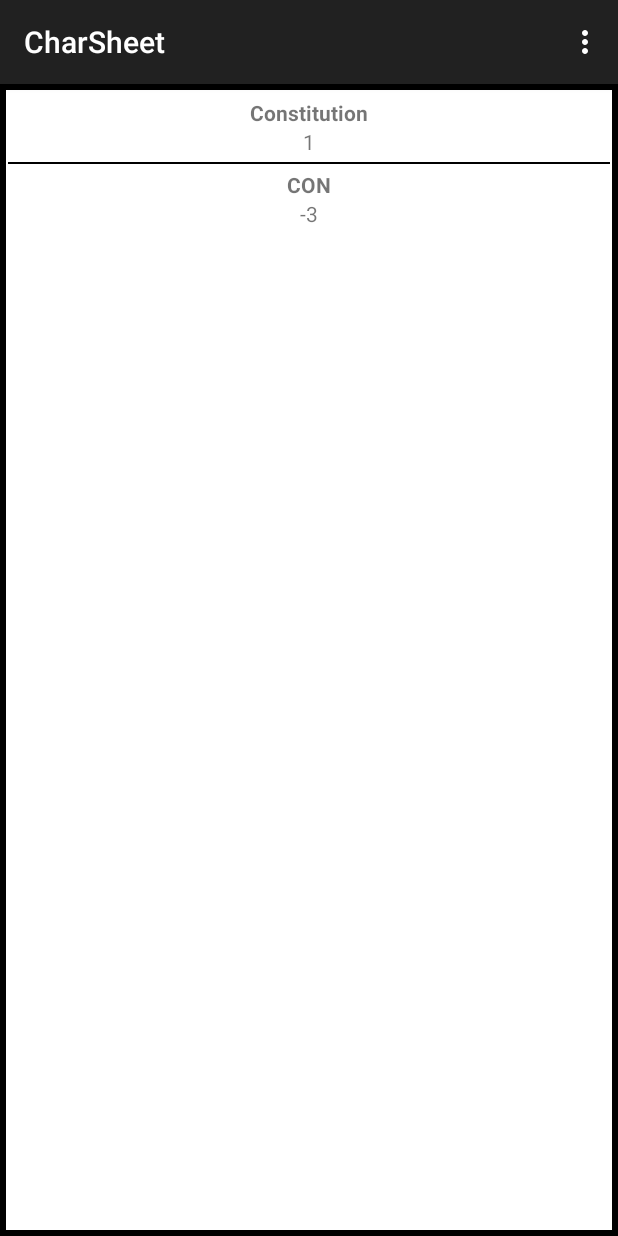
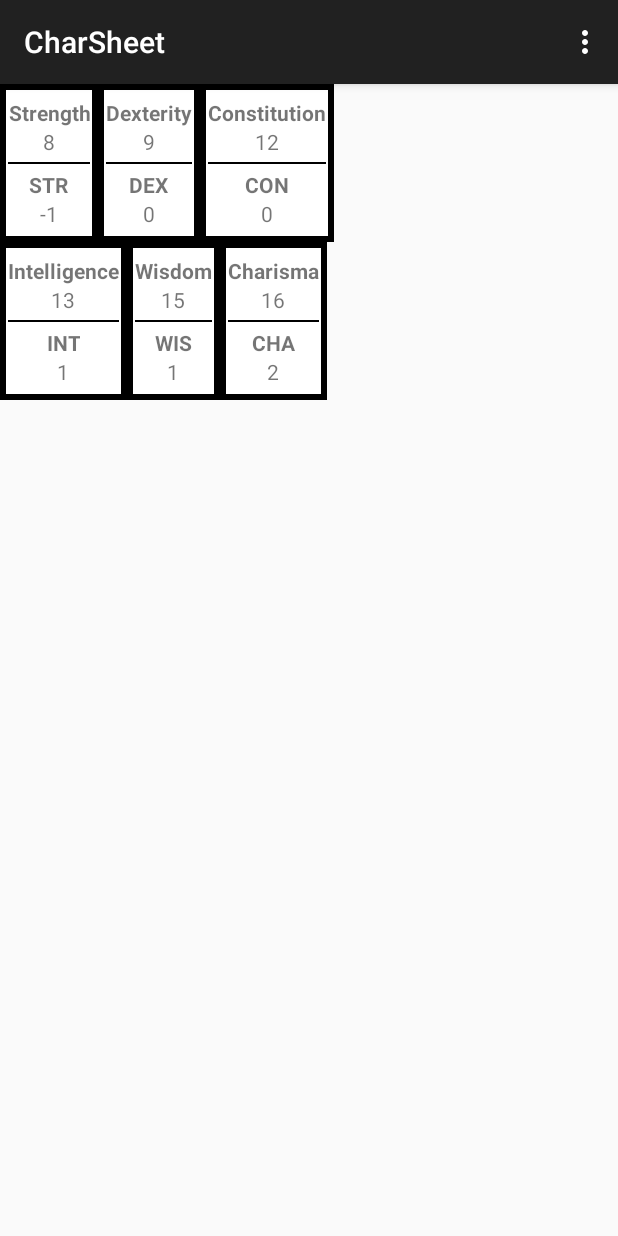
Before and after one commit to aniketschneider/dw-charsheet, an Android app: the screen it shows after launch (MainActivity), on a phone screen of 412 x 824 dp. Run offline under Robolectric (Android 15) with nearby library versions, the phone set to English and light mode, and no system bars.

Commit message:
Refactor ability score into compound view

```diff
--- a/app/src/main/java/personal/aschneider/charsheet/AbilityScoreFragment.java
+++ /dev/null
@@ -1,90 +0,0 @@
-package personal.aschneider.charsheet;
-
-import android.app.Activity;
-import android.content.Intent;
-import android.os.Bundle;
-import android.support.v4.app.Fragment;
-import android.support.v4.app.FragmentManager;
-import android.view.LayoutInflater;
-import android.view.View;
-import android.view.View.OnLongClickListener;
-import android.view.ViewGroup;
-import android.widget.TextView;
-
-public class AbilityScoreFragment extends Fragment {
-	public static final String EXTRA_ABILITY_NAME = "personal.aschneider.charsheet.AbilityScoreFragment.abilityName";
-	private static final int REQUEST_SCORE = 1;
-	private static final String SCORE_DIALOG_TAG = "score_dialog";
-	private AbilityScore abilityScore;
-	private TextView abilityNameView;
-	private TextView abilityScoreView;
-	private TextView abilityModNameView;
-	private TextView abilityModView;
-
-	public static AbilityScoreFragment newInstance(String abilityName) {
-		Bundle args = new Bundle();
-		args.putString(EXTRA_ABILITY_NAME, abilityName);
-
-		AbilityScoreFragment fragment = new AbilityScoreFragment();
-		fragment.setArguments(args);
-
-		return fragment;
-	}
-
-	@Override
-	public void onCreate(Bundle savedInstanceState) {
-		super.onCreate(savedInstanceState);
-
-		Bundle args = getArguments();
-		abilityScore = new AbilityScore(args.getString(EXTRA_ABILITY_NAME), 0); // TODO: initialize score sensibly
-	}
-
-	@Override
-	public View onCreateView(LayoutInflater inflater,
-			ViewGroup container, Bundle savedInstanceState) {
-		View v = inflater.inflate(R.layout.fragment_ability_score, null);
-
-
-		abilityNameView = (TextView) v.findViewById(R.id.abilityNameView);
-		abilityScoreView = (TextView) v.findViewById(R.id.abilityScoreView);
-		abilityModNameView = (TextView) v.findViewById(R.id.abilityModNameView);
-		abilityModView = (TextView) v.findViewById(R.id.abilityModView);
-
-		updateViews();
-
-		v.setOnLongClickListener(new OnLongClickListener() {
-			@Override
-			public boolean onLongClick(View v) {
-				AbilityScorePickerFragment fragment = AbilityScorePickerFragment.newInstance(abilityScore.getLongName(), abilityScore.getValue());
-				FragmentManager fm = getActivity().getSupportFragmentManager();
-
-				fragment.setTargetFragment(AbilityScoreFragment.this, REQUEST_SCORE);
-				fragment.show(fm, SCORE_DIALOG_TAG);
-
-				return true;
-			}
-		});
-
-		return v;
-	}
-
-	@Override
-	public void onActivityResult(int requestCode, int resultCode, Intent data) {
-		if (resultCode != Activity.RESULT_OK) return;
-		if (requestCode == REQUEST_SCORE) {
-			int n = data.getIntExtra(AbilityScorePickerFragment.EXTRA_SCORE_KEY, abilityScore.getValue());
-			abilityScore.setValue(n);
-			updateViews();
-		}
-	}
-
-	private void updateViews() {
-		abilityNameView.setText(abilityScore.getLongName());
-		abilityScoreView.setText(Integer.valueOf(abilityScore.getValue()).toString());
-		abilityModNameView.setText(abilityScore.getShortName());
-		abilityModView.setText(Integer.valueOf(abilityScore.getModifier()).toString());
-	}
-
-
-
-}
--- a/app/src/main/java/personal/aschneider/charsheet/AbilityScorePickerFragment.java
+++ b/app/src/main/java/personal/aschneider/charsheet/AbilityScorePickerFragment.java
@@ -16,17 +16,20 @@ import android.widget.NumberPicker;
 import android.widget.NumberPicker.OnValueChangeListener;
 
 public class AbilityScorePickerFragment extends DialogFragment {
-	public static final String EXTRA_SCORE_KEY = "personal.aschneider.charsheet.DatePickerFragment.score";
-	public static final String EXTRA_NAME_KEY = "personal.aschneider.charsheet.DatePickerFragment.name";
+	public static final String EXTRA_SCORE_KEY = "personal.aschneider.charsheet.AbilityScorePickerFragment.score";
+	public static final String EXTRA_NAME_KEY = "personal.aschneider.charsheet.AbilityScorePickerFragment.name";
+    public static final String EXTRA_CALLBACK_KEY = "personal.aschneider.charsheet.AbilityScorePickerFragment.callback_key";
 
-	private String abilityName;
+    private String abilityName;
 	private int abilityScore;
+    private Integer callbackKey;
 
 	@Override
 	public Dialog onCreateDialog(Bundle savedInstanceState) {
 		View v = getActivity().getLayoutInflater().inflate(R.layout.dialog_number, null);
 
 		abilityScore = getArguments().getInt(EXTRA_SCORE_KEY);
+        callbackKey = getArguments().getInt(EXTRA_CALLBACK_KEY);
 
 		NumberPicker picker = (NumberPicker) v.findViewById(R.id.dialog_number_numberPicker);
 
@@ -64,10 +67,11 @@ public class AbilityScorePickerFragment extends DialogFragment {
 			.create();
 	}
 
-	public static AbilityScorePickerFragment newInstance(String abilityName, int abilityScore) {
+	public static AbilityScorePickerFragment newInstance(String abilityName, int abilityScore, Integer callbackKey) {
 		Bundle args = new Bundle();
 		args.putString(EXTRA_NAME_KEY, abilityName);
 		args.putInt(EXTRA_SCORE_KEY, abilityScore);
+        args.putInt(EXTRA_CALLBACK_KEY, callbackKey);
 
 		AbilityScorePickerFragment fragment = new AbilityScorePickerFragment();
 		fragment.setArguments(args);
@@ -81,6 +85,7 @@ public class AbilityScorePickerFragment extends DialogFragment {
 
 		Intent i = new Intent();
 		i.putExtra(EXTRA_SCORE_KEY, abilityScore);
+        i.putExtra(EXTRA_CALLBACK_KEY, callbackKey);
 
 		getTargetFragment().onActivityResult(getTargetRequestCode(), resultCode, i);
 	}
--- /dev/null
+++ b/app/src/main/java/personal/aschneider/charsheet/AbilityScoreView.java
@@ -0,0 +1,70 @@
+package personal.aschneider.charsheet;
+
+import android.content.Context;
+import android.util.AttributeSet;
+import android.view.LayoutInflater;
+import android.widget.LinearLayout;
+import android.widget.TextView;
+
+/**
+ * Created by aschneider on 10/27/14.
+ */
+public class AbilityScoreView extends LinearLayout {
+    private AbilityScore abilityScore;
+
+    private TextView abilityNameView;
+    private TextView abilityModNameView;
+
+    private TextView abilityScoreView;
+    private TextView abilityModView;
+
+    public AbilityScoreView(Context context, AttributeSet attrs, AbilityScore abilityScore) {
+        super(context, attrs);
+        inflateViews(context);
+
+        this.abilityScore = abilityScore;
+        updateViews();
+    }
+
+    public AbilityScoreView(Context context) {
+        super(context);
+        inflateViews(context);
+    }
+
+    public AbilityScoreView(Context context, AttributeSet attrs) {
+        super(context, attrs);
+        inflateViews(context);
+    }
+
+    public AbilityScoreView(Context context, AttributeSet attrs, int defStyle) {
+        super(context, attrs, defStyle);
+        inflateViews(context);
+    }
+
+    public void setAbilityScore(AbilityScore abilityScore) {
+        this.abilityScore = abilityScore;
+        updateViews();
+    }
+
+    public void setScore(int value) {
+        abilityScore.setValue(value);
+        updateViews();
+    }
+
+    private void inflateViews(Context c) {
+        LayoutInflater inflater = LayoutInflater.from(c);
+        inflater.inflate(R.layout.widget_ability_score, this);
+
+        abilityNameView = (TextView) this.findViewById(R.id.abilityNameView);
+        abilityScoreView = (TextView) this.findViewById(R.id.abilityScoreView);
+        abilityModNameView = (TextView) this.findViewById(R.id.abilityModNameView);
+        abilityModView = (TextView) this.findViewById(R.id.abilityModView);
+    }
+
+    private void updateViews() {
+        abilityNameView.setText(abilityScore.getLongName());
+        abilityScoreView.setText(Integer.valueOf(abilityScore.getValue()).toString());
+        abilityModNameView.setText(abilityScore.getShortName());
+        abilityModView.setText(Integer.valueOf(abilityScore.getModifier()).toString());
+    }
+}
--- /dev/null
+++ b/app/src/main/java/personal/aschneider/charsheet/AbilityScoresFragment.java
@@ -0,0 +1,92 @@
+package personal.aschneider.charsheet;
+
+import android.app.Activity;
+import android.content.Intent;
+import android.os.Bundle;
+import android.support.v4.app.Fragment;
+import android.support.v4.app.FragmentManager;
+import android.view.LayoutInflater;
+import android.view.View;
+import android.view.View.OnLongClickListener;
+import android.view.ViewGroup;
+
+import java.util.HashMap;
+import java.util.Map;
+
+public class AbilityScoresFragment extends Fragment {
+	public static final String EXTRA_ABILITY_NAME = "personal.aschneider.charsheet.AbilityScoreFragment.abilityName";
+	private static final int REQUEST_SCORE = 1;
+	private static final String SCORE_DIALOG_TAG = "score_dialog";
+    private Map<Integer, AbilityScore> abilityScores = new HashMap<Integer, AbilityScore>();
+    private Map<Integer, AbilityScoreView> abilityScoreViews = new HashMap<Integer, AbilityScoreView>();
+
+	public static AbilityScoresFragment newInstance() {
+        //stub
+        return new AbilityScoresFragment();
+	}
+
+	@Override
+	public void onCreate(Bundle savedInstanceState) {
+		super.onCreate(savedInstanceState);
+
+	}
+
+	@Override
+	public View onCreateView(LayoutInflater inflater,
+			ViewGroup container, Bundle savedInstanceState) {
+		View v = inflater.inflate(R.layout.fragment_ability_scores, null);
+
+        abilityScores.put(R.string.ability_strength, new AbilityScore(getString(R.string.ability_strength), 8));
+        abilityScores.put(R.string.ability_dexterity, new AbilityScore(getString(R.string.ability_dexterity), 9));
+        abilityScores.put(R.string.ability_constitution, new AbilityScore(getString(R.string.ability_constitution), 12));
+        abilityScores.put(R.string.ability_intelligence, new AbilityScore(getString(R.string.ability_intelligence), 13));
+        abilityScores.put(R.string.ability_wisdom, new AbilityScore(getString(R.string.ability_wisdom), 15));
+        abilityScores.put(R.string.ability_charisma, new AbilityScore(getString(R.string.ability_charisma), 16));
+
+        abilityScoreViews.put(R.string.ability_strength, (AbilityScoreView) v.findViewById(R.id.strWidget));
+        abilityScoreViews.put(R.string.ability_dexterity, (AbilityScoreView) v.findViewById(R.id.dexWidget));
+        abilityScoreViews.put(R.string.ability_constitution, (AbilityScoreView) v.findViewById(R.id.conWidget));
+        abilityScoreViews.put(R.string.ability_intelligence, (AbilityScoreView) v.findViewById(R.id.intWidget));
+        abilityScoreViews.put(R.string.ability_wisdom, (AbilityScoreView) v.findViewById(R.id.wisWidget));
+        abilityScoreViews.put(R.string.ability_charisma, (AbilityScoreView) v.findViewById(R.id.chaWidget));
+
+        for (Map.Entry<Integer, AbilityScoreView> e : abilityScoreViews.entrySet()) {
+            e.getValue().setAbilityScore(abilityScores.get(e.getKey()));
+            setAbilityWidgetListener(e.getValue(), e.getKey());
+        }
+
+
+		return v;
+	}
+
+	@Override
+	public void onActivityResult(int requestCode, int resultCode, Intent data) {
+		if (resultCode != Activity.RESULT_OK) return;
+		if (requestCode == REQUEST_SCORE) {
+            int scoreKey = data.getIntExtra(AbilityScorePickerFragment.EXTRA_CALLBACK_KEY, R.string.ability_strength);
+            AbilityScore modifiedScore = abilityScores.get(scoreKey);
+			int n = data.getIntExtra(AbilityScorePickerFragment.EXTRA_SCORE_KEY, modifiedScore.getValue());
+			modifiedScore.setValue(n);
+            abilityScoreViews.get(scoreKey).setScore(n);
+		}
+	}
+
+	private void setAbilityWidgetListener(AbilityScoreView widget, final Integer scoreKey) {
+        widget.setOnLongClickListener(new OnLongClickListener() {
+            @Override
+            public boolean onLongClick(View v) {
+                AbilityScorePickerFragment fragment = AbilityScorePickerFragment.newInstance(
+                        abilityScores.get(scoreKey).getLongName(),
+                        abilityScores.get(scoreKey).getValue(),
+                        scoreKey);
+                FragmentManager fm = getActivity().getSupportFragmentManager();
+
+                fragment.setTargetFragment(AbilityScoresFragment.this, REQUEST_SCORE);
+                fragment.show(fm, SCORE_DIALOG_TAG);
+
+                return true;
+            }
+        });
+    }
+
+}
--- a/app/src/main/java/personal/aschneider/charsheet/MainActivity.java
+++ b/app/src/main/java/personal/aschneider/charsheet/MainActivity.java
@@ -15,7 +15,7 @@ public class MainActivity extends ActionBarActivity {
         setContentView(R.layout.activity_main);
         if (savedInstanceState == null) {
             getSupportFragmentManager().beginTransaction()
-                    .add(R.id.container, AbilityScoreFragment.newInstance("Constitution"))
+                    .add(R.id.container, AbilityScoresFragment.newInstance())
                     .commit();
         }
     }
--- /dev/null
+++ b/app/src/main/res/layout/fragment_ability_scores.xml
@@ -0,0 +1,51 @@
+<?xml version="1.0" encoding="utf-8"?>
+<LinearLayout xmlns:android="http://schemas.android.com/apk/res/android"
+    android:id="@+id/abilityContainer"
+    android:layout_width="wrap_content"
+    android:layout_height="wrap_content"
+    android:orientation="vertical" >
+
+    <LinearLayout
+        android:orientation="horizontal"
+        android:layout_width="match_parent"
+        android:layout_height="wrap_content">
+
+        <view
+            android:layout_width="wrap_content"
+            android:layout_height="wrap_content"
+            class="personal.aschneider.charsheet.AbilityScoreView"
+            android:id="@+id/strWidget" />
+        <view
+            android:layout_width="wrap_content"
+            android:layout_height="wrap_content"
+            class="personal.aschneider.charsheet.AbilityScoreView"
+            android:id="@+id/dexWidget" />
+        <view
+            android:layout_width="wrap_content"
+            android:layout_height="wrap_content"
+            class="personal.aschneider.charsheet.AbilityScoreView"
+            android:id="@+id/conWidget" />
+    </LinearLayout>
+
+    <LinearLayout
+        android:orientation="horizontal"
+        android:layout_width="fill_parent"
+        android:layout_height="fill_parent">
+
+        <view
+            android:layout_width="wrap_content"
+            android:layout_height="wrap_content"
+            class="personal.aschneider.charsheet.AbilityScoreView"
+            android:id="@+id/intWidget" />
+        <view
+            android:layout_width="wrap_content"
+            android:layout_height="wrap_content"
+            class="personal.aschneider.charsheet.AbilityScoreView"
+            android:id="@+id/wisWidget" />
+        <view
+            android:layout_width="wrap_content"
+            android:layout_height="wrap_content"
+            class="personal.aschneider.charsheet.AbilityScoreView"
+            android:id="@+id/chaWidget" />
+    </LinearLayout>
+</LinearLayout>
--- a/app/src/main/res/layout/fragment_ability_score.xml
+++ b/app/src/main/res/layout/widget_ability_score.xml
@@ -12,7 +12,7 @@
         android:id="@+id/abilityNameView"
         android:layout_width="wrap_content"
         android:layout_height="wrap_content"
-        android:text="Strength"
+        android:text="REPLACE"
         android:textStyle="bold"
         android:layout_gravity="center_horizontal"
         android:gravity="center"
@@ -22,7 +22,7 @@
         android:id="@+id/abilityScoreView"
         android:layout_width="wrap_content"
         android:layout_height="wrap_content"
-        android:text="14"
+        android:text="N"
         android:layout_gravity="center_horizontal"
         android:gravity="center"
         android:layout_marginBottom="4dp" />
@@ -36,7 +36,7 @@
         android:id="@+id/abilityModNameView"
         android:layout_width="wrap_content"
         android:layout_height="wrap_content"
-        android:text="STR"
+        android:text="REPLACE"
         android:textStyle="bold"
         android:layout_gravity="center_horizontal"
         android:gravity="center"
@@ -46,7 +46,7 @@
         android:id="@+id/abilityModView"
         android:layout_width="wrap_content"
         android:layout_height="wrap_content"
-        android:text="+1"
+        android:text="N"
         android:layout_gravity="center_horizontal"
         android:gravity="center"
         android:layout_marginBottom="4dp" />
```
